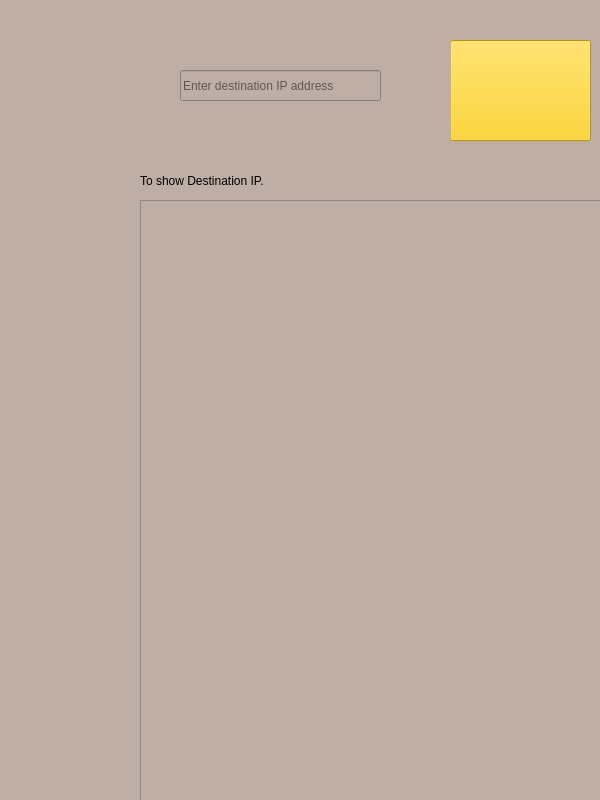
Above: TracerouteApp/TracerouteApp.ui from fixjsl/TracerouteApp before the change. Below: the same form after it.
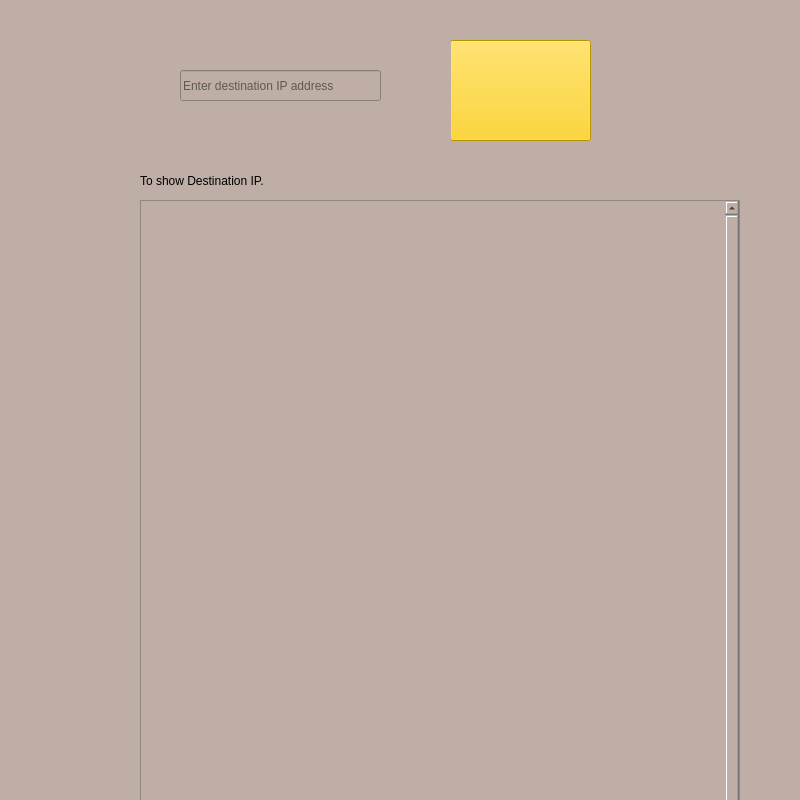
That is the form after the change. Icons and pictures are not drawn.

What changed in the file:
```diff
--- a/TracerouteApp/TracerouteApp.ui
+++ b/TracerouteApp/TracerouteApp.ui
@@ -9,7 +9,7 @@
    <rect>
     <x>0</x>
     <y>0</y>
-    <width>600</width>
+    <width>800</width>
     <height>800</height>
    </rect>
   </property>
```
